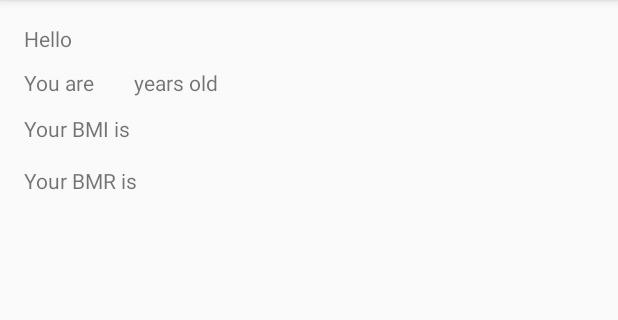
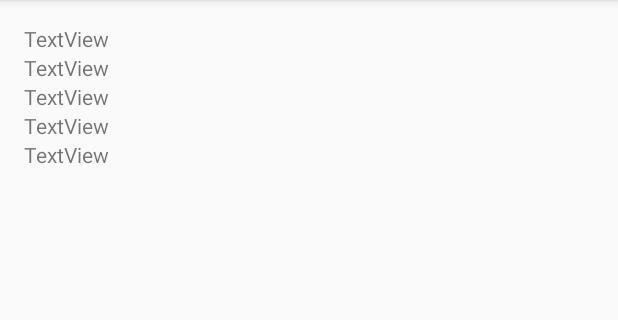
Before and after one commit to Nickydz/Diet-NLSS, an Android app: the Homescreen screen opened directly, with no data from a screen before it, on a phone screen of 412 x 824 dp, the part 84-404 px from its top. Run offline under Robolectric (Android 15) with nearby library versions, the phone set to English and light mode, and no system bars; network calls fail.

```diff
--- a/Components/LoginRegister/app/src/main/java/com/example/nickydcruz/loginregister/Homescreen.java
+++ b/Components/LoginRegister/app/src/main/java/com/example/nickydcruz/loginregister/Homescreen.java
@@ -13,23 +13,6 @@ public class Homescreen extends AppCompatActivity {
         setContentView(R.layout.activity_homescreen);
 
 
-        final TextView tvUsername = (TextView) findViewById(R.id.tvUsername);
-
-        final TextView tvDob = (TextView) findViewById(R.id.tvDob);
-        final TextView tvbmi = (TextView) findViewById(R.id.tvbmi);
-        final TextView tvbmr = (TextView) findViewById(R.id.tvbmr);
-
-
-        Intent intent = getIntent();
-        String username = intent.getStringExtra("username");
-        String age = intent.getStringExtra("age");
-        String bmi = intent.getStringExtra("BMI");
-        String bmr = intent.getStringExtra("BMR");
-        tvUsername.setText(username);
-        tvDob.setText(age);
-        tvbmi.setText(bmi);
-        tvbmr.setText(bmr);
-
 
     }
 }
--- a/Components/LoginRegister/app/src/main/res/layout/activity_homescreen.xml
+++ b/Components/LoginRegister/app/src/main/res/layout/activity_homescreen.xml
@@ -1,6 +1,10 @@
 <?xml version="1.0" encoding="utf-8"?>
-<RelativeLayout xmlns:android="http://schemas.android.com/apk/res/android"
+<ScrollView xmlns:android="http://schemas.android.com/apk/res/android"
     xmlns:tools="http://schemas.android.com/tools"
+    android:layout_width="match_parent"
+    android:layout_height="match_parent">
+
+<RelativeLayout
     android:id="@+id/activity_homescreen"
     android:layout_width="match_parent"
     android:layout_height="match_parent"
@@ -11,78 +15,42 @@
     tools:context="com.example.nickydcruz.loginregister.Homescreen">
 
     <TextView
-        android:text="Hello"
+        android:text="TextView"
         android:layout_width="wrap_content"
         android:layout_height="wrap_content"
-        android:id="@+id/tv1"
-        android:layout_alignParentStart="true" />
+        android:id="@+id/textView3"
+        tools:text="Breakfast" />
 
     <TextView
-        android:layout_width="wrap_content"
-        android:layout_height="wrap_content"
-        android:layout_alignParentTop="true"
-        android:layout_toEndOf="@+id/tv1"
-        android:layout_marginStart="15dp"
-        android:id="@+id/tvUsername" />
-
-    <TextView
-        android:text="You are"
-        android:layout_width="wrap_content"
-        android:layout_height="wrap_content"
-        android:layout_below="@+id/tv1"
-        android:layout_alignParentStart="true"
-        android:layout_marginTop="10dp"
-        android:id="@+id/textView3" />
-
-    <TextView
-        android:layout_width="wrap_content"
-        android:layout_height="wrap_content"
-        android:layout_alignTop="@+id/textView3"
-        android:layout_toEndOf="@+id/textView3"
-        android:layout_marginStart="16dp"
-        android:id="@+id/tvDob" />
-
-    <TextView
-        android:text="years old"
-        android:layout_width="wrap_content"
-        android:layout_height="wrap_content"
-        android:id="@+id/textView8"
-        android:layout_alignBaseline="@+id/tvDob"
-        android:layout_alignBottom="@+id/tvDob"
-        android:layout_toEndOf="@+id/tvDob"
-        android:layout_marginStart="10dp" />
-
-    <TextView
-        android:text="Your BMI is "
+        android:text="TextView"
         android:layout_width="wrap_content"
         android:layout_height="wrap_content"
         android:layout_below="@+id/textView3"
-        android:layout_alignParentStart="true"
-        android:layout_marginTop="11dp"
-        android:id="@+id/textView9" />
+        android:id="@+id/textView4"
+        tools:text="Snacks" />
 
     <TextView
-        android:text="Your BMR is"
+        android:text="TextView"
         android:layout_width="wrap_content"
         android:layout_height="wrap_content"
-        android:layout_below="@+id/textView9"
-        android:layout_alignParentStart="true"
-        android:layout_marginTop="15dp"
-        android:id="@+id/textView11" />
+        android:layout_below="@+id/textView4"
+        android:id="@+id/textView5"
+        tools:text="Lunch" />
 
     <TextView
+        android:text="TextView"
         android:layout_width="wrap_content"
         android:layout_height="wrap_content"
-        android:layout_alignTop="@+id/textView9"
-        android:layout_toEndOf="@+id/textView11"
-        android:id="@+id/tvbmi" />
+        android:layout_below="@+id/textView5"
+        android:id="@+id/textView6"
+        tools:text="Snacks" />
 
     <TextView
+        android:text="TextView"
         android:layout_width="wrap_content"
         android:layout_height="wrap_content"
-        android:layout_alignTop="@+id/textView11"
-        android:layout_toEndOf="@+id/textView11"
-        android:layout_marginStart="15dp"
-        android:id="@+id/tvbmr" />
-
+        android:layout_below="@+id/textView6"
+        android:id="@+id/textView7"
+        tools:text="Dinner" />
 </RelativeLayout>
+</ScrollView>
```
Also changed, not shown: Components/LoginRegister/app/src/main/java/com/example/nickydcruz/loginregister/BasicSurvey1.java (+3 -6 lines), Components/LoginRegister/app/src/main/java/com/example/nickydcruz/loginregister/ResultPage.java (+98 -25 lines), Components/LoginRegister/app/src/main/java/com/example/nickydcruz/loginregister/RpRequest.java (+5 -5 lines), Components/LoginRegister/app/src/main/res/layout/activity_basic_survey1.xml (+8 -8 lines).
